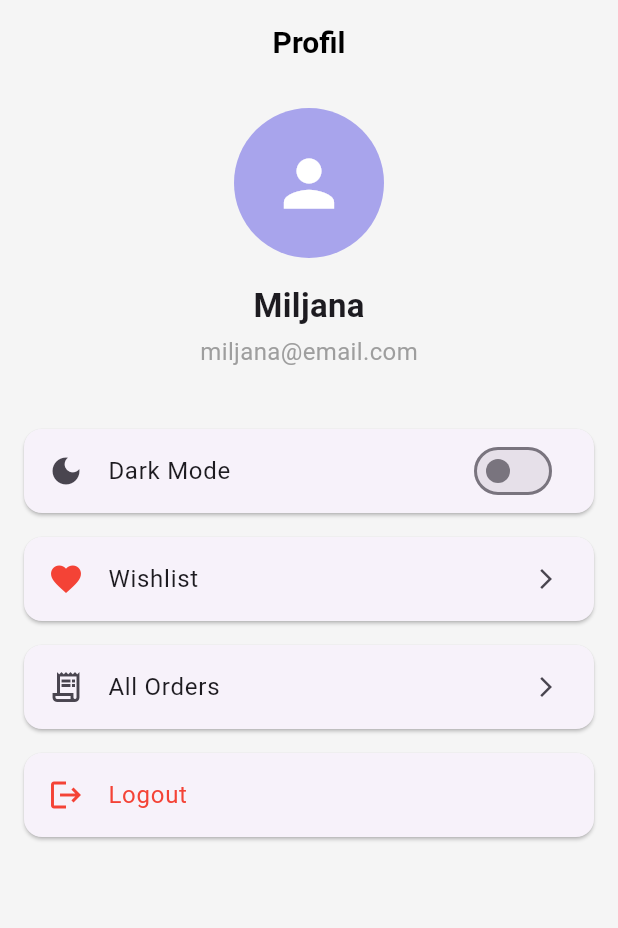
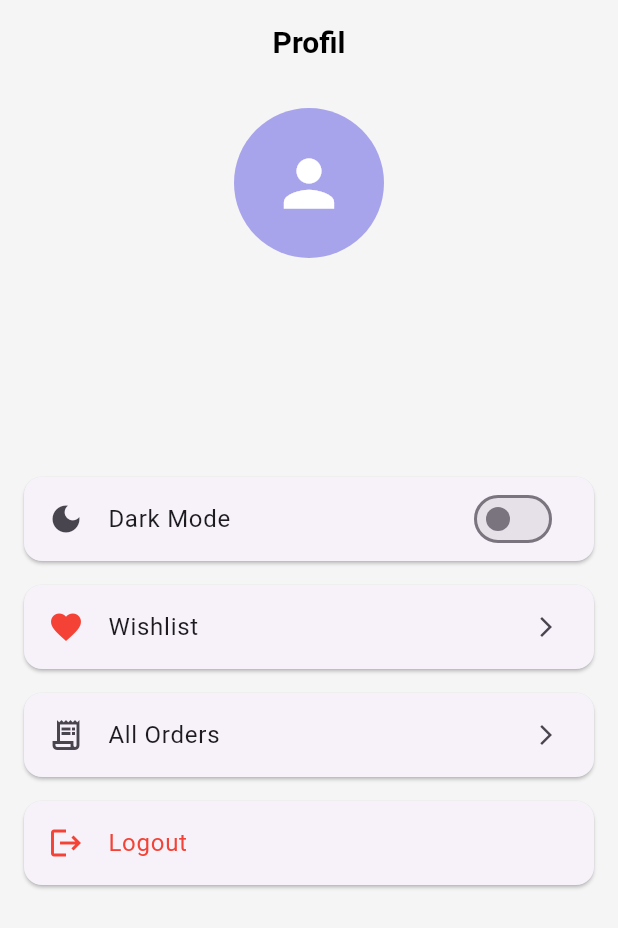
Before and after one commit to miljanalo/MIT-PROJEKAT, a Flutter app: the ProfileScreen screen opened directly, on a phone screen of 412 x 824 dp. Shown: the top 928 px of the screen. Run offline on Flutter 3.47's test engine with Material 3 defaults, Android fonts, the phone set to English and light mode, and no system bars; our stand-ins replace another_flushbar, flutter_iconly, shared_preferences; accounts and stored records are empty.

Commit message:
Login logika

```diff
--- a/lib/main.dart
+++ b/lib/main.dart
@@ -40,6 +40,7 @@ class MyApp extends StatelessWidget {
       child: Consumer2<ThemeProvider, AuthProvider>(
         builder: (context, themeProvider, authProvider, child) {
         return MaterialApp(
+          key: ValueKey(authProvider.isAuthenticated),
           title: 'BookStore',
           theme: Styles.themeData(
               isDarkTheme: themeProvider.getIsDarkTheme,
--- /dev/null
+++ b/lib/models/user_model.dart
@@ -0,0 +1,9 @@
+class UserModel {
+  final String name;
+  final String email;
+
+  UserModel({
+    required this.name,
+    required this.email,
+  });
+}
--- a/lib/screens/auth/login_screen.dart
+++ b/lib/screens/auth/login_screen.dart
@@ -94,7 +94,10 @@ class _LoginScreenState extends State<LoginScreen> {
                 child: ElevatedButton(
                   onPressed: () {
                     if (_formKey.currentState!.validate()) {
-                      Provider.of<AuthProvider>(context, listen: false).login();
+                      Provider.of<AuthProvider>(context, listen: false).login(
+                        email: emailController.text,
+                        password: passwordController.text,
+                        );
                     }
                   },
                   child: const Text('Prijavi se'),
--- a/lib/screens/auth/register_screen.dart
+++ b/lib/screens/auth/register_screen.dart
@@ -111,7 +111,11 @@ class _RegisterScreenState extends State<RegisterScreen> {
                 child: ElevatedButton(
                   onPressed: () {
                     if (_formKey.currentState!.validate()) {
-                      Provider.of<AuthProvider>(context, listen: false).login();
+                      Provider.of<AuthProvider>(context, listen: false).register(
+                        name: nameController.text,
+                        email: emailController.text,
+                        password: passwordController.text,
+                      );
                       ScaffoldMessenger.of(context).showSnackBar(
                         const SnackBar(
                           content: Text('Registracija uspešna'),
--- a/lib/screens/profile_screen.dart
+++ b/lib/screens/profile_screen.dart
@@ -12,6 +12,9 @@ class ProfileScreen extends StatelessWidget {
   @override
   Widget build(BuildContext context) {
     final themeProvider = Provider.of<ThemeProvider>(context);
+    final authProvider = Provider.of<AuthProvider>(context);
+    final isGuest = authProvider.isGuest;
+    final user = authProvider.user;
 
     return Scaffold(
       appBar: AppBar(
@@ -33,15 +36,45 @@ class ProfileScreen extends StatelessWidget {
               ),
             ),
             const SizedBox(height: 16),
-            const Text(
-              "Miljana", // placeholder ime
-              style: TextStyle(fontSize: 22, fontWeight: FontWeight.bold),
+
+            Text(
+              isGuest ? "Gost" : user?.name ?? "",
+              style: const TextStyle(
+                fontSize: 22,
+                fontWeight: FontWeight.bold,
+              ),),
+            const SizedBox(height: 4),
+            Text(
+              isGuest ? "Niste prijavljeni" : (user?.email ?? ""),
+              style: const TextStyle(
+                fontSize: 16,
+                color: Colors.grey,
+              ),),
+            const SizedBox(height: 32),
+
+            // poruka za gosta
+            if(isGuest)
+            Container(
+              margin: const EdgeInsets.only(top: 16),
+              padding: const EdgeInsets.all(12),
+              decoration: BoxDecoration(
+                color: Colors.orange.withOpacity(0.15),
+                borderRadius: BorderRadius.circular(12)
+              ),
+              child: Row(
+                  children: const [
+                    Icon(Icons.info_outline, color: Colors.orange),
+                    SizedBox(width: 8),
+                    Expanded(
+                      child: Text(
+                        "Ulogujte se ili registrujte da bi koristili wishlist, korpu i porudžbine.",
+                        style: TextStyle(fontSize: 14),
+                      ),
+                    ),
+                  ],
+                ),
             ),
-            const SizedBox(height: 4),
-            const Text(
-              "miljana@email.com", // placeholder email
-              style: TextStyle(fontSize: 16, color: Colors.grey),
-            ),
+
             const SizedBox(height: 32),
 
             // Dark mode toggle
@@ -55,7 +88,10 @@ class ProfileScreen extends StatelessWidget {
               ),
             ),
 
-            // Wishlist
+            // Wishlist (ako nije gost)
+
+
+            if(!authProvider.isGuest)
             Card(
               margin: const EdgeInsets.symmetric(vertical: 8),
               child: ListTile(
@@ -73,7 +109,8 @@ class ProfileScreen extends StatelessWidget {
               ),
             ),
 
-            // All Orders
+            // All Orders (ako nije gost)
+            if(!authProvider.isGuest)
             Card(
               margin: const EdgeInsets.symmetric(vertical: 8),
               child: ListTile(
@@ -92,6 +129,7 @@ class ProfileScreen extends StatelessWidget {
             ),
 
             // Logout dugme
+            if(!isGuest)
             Card(
               margin: const EdgeInsets.symmetric(vertical: 8),
               child: ListTile(
@@ -105,6 +143,18 @@ class ProfileScreen extends StatelessWidget {
                 },
               ),
             ),
+
+            if (isGuest)
+            Card(
+              margin: const EdgeInsets.symmetric(vertical: 8),
+              child: ListTile(
+                leading: const Icon(Icons.login),
+                title: const Text("Prijavite se"),
+                onTap: () {
+                 Provider.of<AuthProvider>(context, listen: false).logout();
+                },
+              ),
+            ),
           ],
         ),
       ),
```
Also changed, not shown: lib/providers/auth_provider.dart (+25 -1 lines), lib/screens/book_details_screen.dart (+25 -0 lines), lib/widgets/book_card_grid.dart (+13 -0 lines), lib/widgets/book_card_list.dart (+13 -1 lines).
